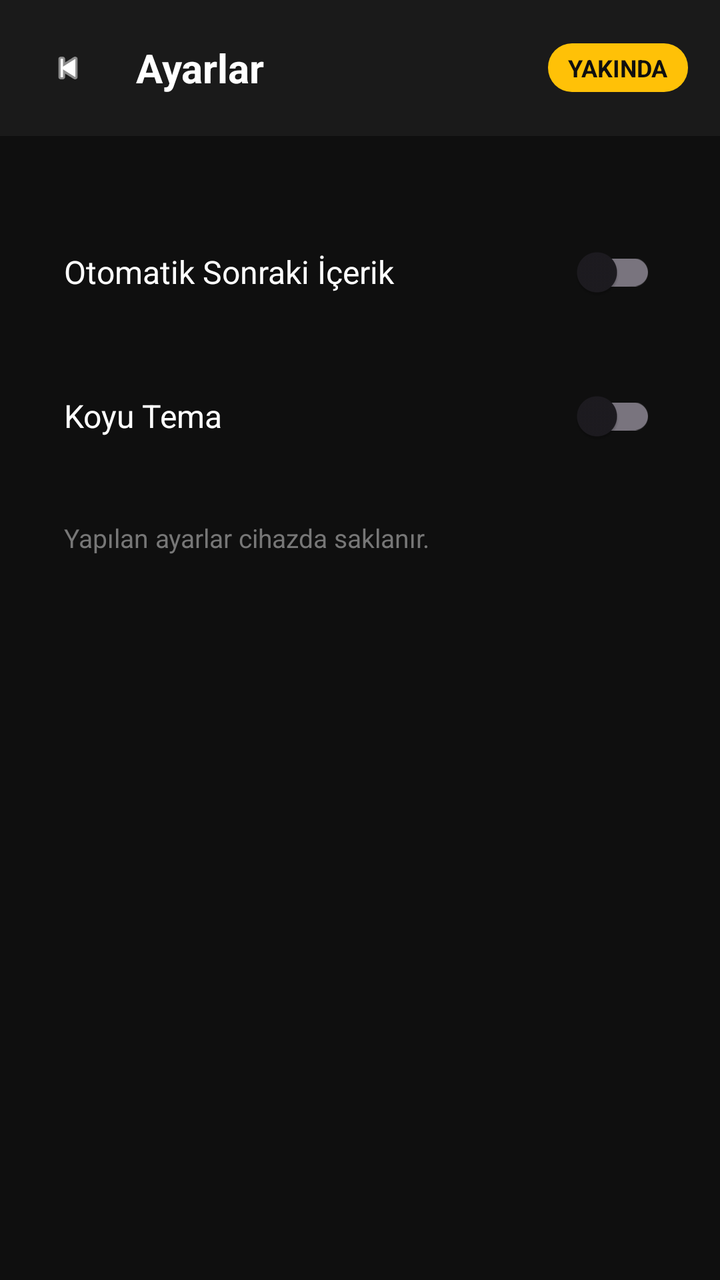
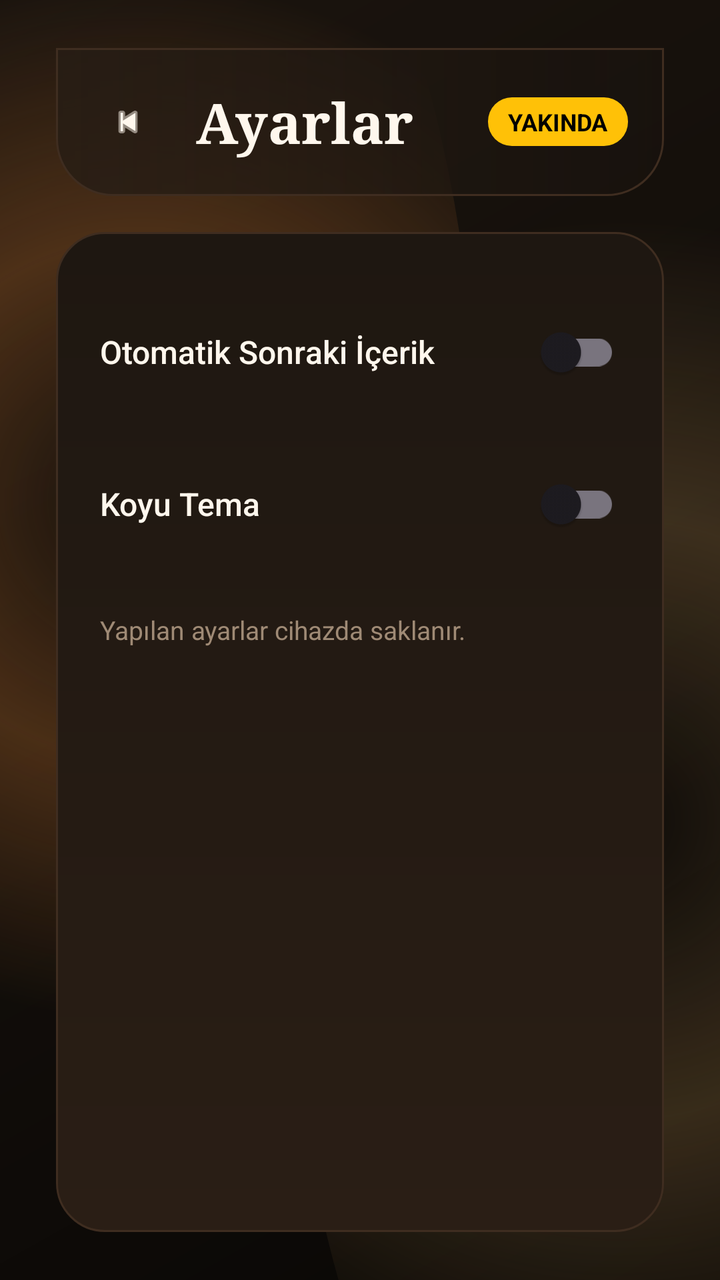

An Android layout rendered at two revisions. The XML below is the earlier revision; the diff shows what the commit changed to produce the second picture.
<!-- AndroidManifest.xml: application theme Theme.UzunsIPTV -->
<!-- res/layout/activity_settings.xml -->
<?xml version="1.0" encoding="utf-8"?>
<androidx.constraintlayout.widget.ConstraintLayout xmlns:android="http://schemas.android.com/apk/res/android"
    xmlns:app="http://schemas.android.com/apk/res-auto"
    android:layout_width="match_parent"
    android:layout_height="match_parent"
    android:background="#0F0F0F">

    <LinearLayout
        android:id="@+id/settingsToolbar"
        android:layout_width="match_parent"
        android:layout_height="wrap_content"
        android:background="#1A1A1A"
        android:gravity="center_vertical"
        android:padding="16dp"
        app:layout_constraintTop_toTopOf="parent">

        <ImageView
            android:id="@+id/btnBack"
            android:layout_width="36dp"
            android:layout_height="36dp"
            android:background="@drawable/bg_universal_selector"
            android:padding="8dp"
            android:src="@android:drawable/ic_media_previous"
            app:tint="#FFFFFF" />

        <TextView
            android:layout_width="0dp"
            android:layout_height="wrap_content"
            android:layout_marginStart="16dp"
            android:layout_weight="1"
            android:text="Ayarlar"
            android:textColor="#FFFFFF"
            android:textSize="20sp"
            android:textStyle="bold" />

        <TextView
            android:id="@+id/tvComingSoon"
            android:layout_width="wrap_content"
            android:layout_height="wrap_content"
            android:layout_marginStart="12dp"
            android:background="@drawable/bg_badge_soon"
            android:paddingHorizontal="10dp"
            android:paddingVertical="4dp"
            android:text="Yakında"
            android:textAllCaps="true"
            android:textColor="#0F0F0F"
            android:textSize="12sp"
            android:textStyle="bold" />
    </LinearLayout>

    <LinearLayout
        android:layout_width="match_parent"
        android:layout_height="0dp"
        android:layout_margin="16dp"
        android:background="@drawable/bg_universal_selector"
        android:orientation="vertical"
        android:padding="16dp"
        app:layout_constraintTop_toBottomOf="@id/settingsToolbar"
        app:layout_constraintBottom_toBottomOf="parent">

        <LinearLayout
            android:id="@+id/rowAutoPlay"
            style="@style/SettingsRow"
            android:paddingBottom="12dp">
            <TextView
                style="@style/SettingsTitle"
                android:text="Otomatik Sonraki İçerik" />
            <com.google.android.material.switchmaterial.SwitchMaterial
                android:id="@+id/switchAutoPlay"
                style="@style/SettingsSwitch" />
        </LinearLayout>

        <LinearLayout
            style="@style/SettingsRow">
            <TextView
                style="@style/SettingsTitle"
                android:text="Koyu Tema" />
            <com.google.android.material.switchmaterial.SwitchMaterial
                android:id="@+id/switchDarkTheme"
                style="@style/SettingsSwitch" />
        </LinearLayout>

        <TextView
            android:id="@+id/tvSettingsInfo"
            android:layout_width="match_parent"
            android:layout_height="wrap_content"
            android:layout_marginTop="16dp"
            android:text="Yapılan ayarlar cihazda saklanır."
            android:textColor="#777777"
            android:textSize="13sp" />
    </LinearLayout>

</androidx.constraintlayout.widget.ConstraintLayout>
<!-- resources referenced by this layout -->
<resources>
  <!-- drawable bg_universal_selector (drawable) -->
  <?xml version="1.0" encoding="utf-8"?>
  <selector xmlns:android="http://schemas.android.com/apk/res/android">
  
      <item android:state_focused="true">
          <shape android:shape="rectangle">
              <solid android:color="#15FFFFFF"/> <stroke android:width="2dp" android:color="#FFFFFF" /> <corners android:radius="12dp" />
          </shape>
      </item>
  
      <item android:state_pressed="true">
          <shape android:shape="rectangle">
              <solid android:color="#00000000"/> <stroke android:width="3dp" android:color="#03DAC5" /> <corners android:radius="12dp" />
          </shape>
      </item>
  
      <item>
          <shape android:shape="rectangle">
              <solid android:color="#00000000"/>
              <stroke android:width="0dp" android:color="#00000000" />
              <corners android:radius="12dp" />
          </shape>
      </item>
  </selector>
  <style name="SettingsRow">
          <item name="android:layout_width">match_parent</item>
          <item name="android:layout_height">wrap_content</item>
          <item name="android:orientation">horizontal</item>
          <item name="android:gravity">center_vertical</item>
          <item name="android:paddingVertical">12dp</item>
      </style>
  <style name="SettingsSwitch">
          <item name="android:layout_width">wrap_content</item>
          <item name="android:layout_height">wrap_content</item>
          <item name="android:showText">false</item>
          <item name="android:trackTint">#3303DAC5</item>
          <item name="android:thumbTint">#03DAC5</item>
          <item name="android:focusable">true</item>
          <item name="android:focusableInTouchMode">true</item>
      </style>
  <style name="SettingsTitle">
          <item name="android:layout_width">0dp</item>
          <item name="android:layout_height">wrap_content</item>
          <item name="android:layout_weight">1</item>
          <item name="android:textColor">#FFFFFF</item>
          <item name="android:textSize">16sp</item>
      </style>
  <style name="Base.Theme.UzunsIPTV" parent="Theme.Material3.DayNight.NoActionBar">
          
          
      </style>
  <!-- unchanged entries left out for length: 2 -->
</resources>

<!-- the commit's change to res/layout/activity_settings.xml (unified diff, before → after) -->
@@ -3,15 +3,18 @@
     xmlns:app="http://schemas.android.com/apk/res-auto"
     android:layout_width="match_parent"
     android:layout_height="match_parent"
-    android:background="#0F0F0F">
+    android:background="@drawable/bg_app_surface">
 
     <LinearLayout
         android:id="@+id/settingsToolbar"
         android:layout_width="match_parent"
         android:layout_height="wrap_content"
-        android:background="#1A1A1A"
+        android:layout_marginStart="28dp"
+        android:layout_marginTop="24dp"
+        android:layout_marginEnd="28dp"
+        android:background="@drawable/bg_toolbar_surface"
         android:gravity="center_vertical"
-        android:padding="16dp"
+        android:padding="18dp"
         app:layout_constraintTop_toTopOf="parent">
 
         <ImageView
@@ -20,8 +23,11 @@
             android:layout_height="36dp"
             android:background="@drawable/bg_universal_selector"
             android:padding="8dp"
+            android:clickable="true"
+            android:focusable="true"
             android:src="@android:drawable/ic_media_previous"
-            app:tint="#FFFFFF" />
+            android:scaleType="centerInside"
+            app:tint="@color/app_text_primary" />
 
         <TextView
             android:layout_width="0dp"
@@ -29,9 +35,10 @@
             android:layout_marginStart="16dp"
             android:layout_weight="1"
             android:text="Ayarlar"
-            android:textColor="#FFFFFF"
-            android:textSize="20sp"
-            android:textStyle="bold" />
+            android:textColor="@color/app_text_primary"
+            android:textSize="28sp"
+            android:textStyle="bold"
+            android:fontFamily="serif" />
 
         <TextView
             android:id="@+id/tvComingSoon"
@@ -43,7 +50,7 @@
             android:paddingVertical="4dp"
             android:text="Yakında"
             android:textAllCaps="true"
-            android:textColor="#0F0F0F"
+            android:textColor="@color/login_button_text"
             android:textSize="12sp"
             android:textStyle="bold" />
     </LinearLayout>
@@ -51,10 +58,13 @@
     <LinearLayout
         android:layout_width="match_parent"
         android:layout_height="0dp"
-        android:layout_margin="16dp"
-        android:background="@drawable/bg_universal_selector"
+        android:layout_marginStart="28dp"
+        android:layout_marginTop="18dp"
+        android:layout_marginEnd="28dp"
+        android:layout_marginBottom="24dp"
+        android:background="@drawable/bg_panel_surface"
         android:orientation="vertical"
-        android:padding="16dp"
+        android:padding="22dp"
         app:layout_constraintTop_toBottomOf="@id/settingsToolbar"
         app:layout_constraintBottom_toBottomOf="parent">
 
@@ -86,7 +96,7 @@
             android:layout_height="wrap_content"
             android:layout_marginTop="16dp"
             android:text="Yapılan ayarlar cihazda saklanır."
-            android:textColor="#777777"
+            android:textColor="@color/app_text_muted"
             android:textSize="13sp" />
     </LinearLayout>
 
<!-- resource entries referenced after the edit -->
@@ -1,26 +1,95 @@
 <!-- resources referenced by this layout -->
 <resources>
+  <color name="app_text_muted">#9F8A75</color>
+  <color name="app_text_primary">#FFF7ED</color>
+  <!-- drawable bg_app_surface (drawable) -->
+  <?xml version="1.0" encoding="utf-8"?>
+  <layer-list xmlns:android="http://schemas.android.com/apk/res/android">
+      <item>
+          <shape android:shape="rectangle">
+              <gradient
+                  android:angle="315"
+                  android:startColor="@color/app_bg_secondary"
+                  android:centerColor="@color/app_bg"
+                  android:endColor="#090705" />
+          </shape>
+      </item>
+      <item android:top="-140dp" android:left="-100dp" android:right="120dp">
+          <shape android:shape="oval">
+              <gradient
+                  android:type="radial"
+                  android:gradientRadius="260dp"
+                  android:centerColor="#55B66A2C"
+                  android:endColor="#00120E0A" />
+          </shape>
+      </item>
+      <item android:bottom="-180dp" android:right="-120dp" android:left="140dp">
+          <shape android:shape="oval">
+              <gradient
+                  android:type="radial"
+                  android:gradientRadius="300dp"
+                  android:centerColor="#33E7B267"
+                  android:endColor="#00120E0A" />
+          </shape>
+      </item>
+  </layer-list>
+  <!-- drawable bg_panel_surface (drawable) -->
+  <?xml version="1.0" encoding="utf-8"?>
+  <shape xmlns:android="http://schemas.android.com/apk/res/android" android:shape="rectangle">
+      <gradient
+          android:angle="90"
+          android:startColor="@color/app_panel_strong"
+          android:endColor="@color/app_panel" />
+      <corners android:radius="24dp" />
+      <stroke android:width="1dp" android:color="@color/app_stroke" />
+  </shape>
+  <!-- drawable bg_toolbar_surface (drawable) -->
+  <?xml version="1.0" encoding="utf-8"?>
+  <shape xmlns:android="http://schemas.android.com/apk/res/android" android:shape="rectangle">
+      <gradient
+          android:angle="0"
+          android:startColor="#D1261C14"
+          android:endColor="#A018120D" />
+      <corners android:bottomLeftRadius="28dp" android:bottomRightRadius="28dp" />
+      <stroke android:width="1dp" android:color="@color/app_stroke" />
+  </shape>
   <!-- drawable bg_universal_selector (drawable) -->
   <?xml version="1.0" encoding="utf-8"?>
   <selector xmlns:android="http://schemas.android.com/apk/res/android">
   
       <item android:state_focused="true">
-          <shape android:shape="rectangle">
-              <solid android:color="#15FFFFFF"/> <stroke android:width="2dp" android:color="#FFFFFF" /> <corners android:radius="12dp" />
-          </shape>
+          <inset
+              android:insetLeft="1dp"
+              android:insetTop="1dp"
+              android:insetRight="1dp"
+              android:insetBottom="1dp">
+              <shape android:shape="rectangle">
+                  <solid android:color="#332A1E15"/>
+                  <stroke android:width="2dp" android:color="@color/app_focus" />
+                  <corners android:radius="24dp" />
+              </shape>
+          </inset>
       </item>
   
       <item android:state_pressed="true">
-          <shape android:shape="rectangle">
-              <solid android:color="#00000000"/> <stroke android:width="3dp" android:color="#03DAC5" /> <corners android:radius="12dp" />
-          </shape>
+          <inset
+              android:insetLeft="1dp"
+              android:insetTop="1dp"
+              android:insetRight="1dp"
+              android:insetBottom="1dp">
+              <shape android:shape="rectangle">
+                  <solid android:color="#332A1E15"/>
+                  <stroke android:width="2dp" android:color="@color/app_accent" />
+                  <corners android:radius="24dp" />
+              </shape>
+          </inset>
       </item>
   
       <item>
           <shape android:shape="rectangle">
               <solid android:color="#00000000"/>
               <stroke android:width="0dp" android:color="#00000000" />
-              <corners android:radius="12dp" />
+              <corners android:radius="24dp" />
           </shape>
       </item>
   </selector>
@@ -29,14 +98,14 @@
           <item name="android:layout_height">wrap_content</item>
           <item name="android:orientation">horizontal</item>
           <item name="android:gravity">center_vertical</item>
-          <item name="android:paddingVertical">12dp</item>
+          <item name="android:paddingVertical">14dp</item>
       </style>
   <style name="SettingsSwitch">
           <item name="android:layout_width">wrap_content</item>
           <item name="android:layout_height">wrap_content</item>
           <item name="android:showText">false</item>
-          <item name="android:trackTint">#3303DAC5</item>
-          <item name="android:thumbTint">#03DAC5</item>
+          <item name="android:trackTint">@color/app_panel_strong</item>
+          <item name="android:thumbTint">@color/app_accent</item>
           <item name="android:focusable">true</item>
           <item name="android:focusableInTouchMode">true</item>
       </style>
@@ -44,13 +113,38 @@
           <item name="android:layout_width">0dp</item>
           <item name="android:layout_height">wrap_content</item>
           <item name="android:layout_weight">1</item>
-          <item name="android:textColor">#FFFFFF</item>
+          <item name="android:textColor">@color/app_text_primary</item>
           <item name="android:textSize">16sp</item>
+          <item name="android:fontFamily">sans-serif-medium</item>
       </style>
+  <color name="app_bg_secondary">#1B140E</color>
+  <color name="app_bg">#120E0A</color>
+  <color name="app_panel_strong">#2A1E15</color>
+  <color name="app_panel">#1E1711</color>
+  <color name="app_stroke">#3F2D20</color>
+  <color name="app_focus">#FFF2D8</color>
+  <color name="app_accent">#E7B267</color>
   <style name="Base.Theme.UzunsIPTV" parent="Theme.Material3.DayNight.NoActionBar">
-          
-          
+          <item name="colorPrimary">@color/app_accent</item>
+          <item name="colorOnPrimary">@color/login_button_text</item>
+          <item name="colorSecondary">@color/app_accent_deep</item>
+          <item name="colorOnSecondary">@color/app_text_primary</item>
+          <item name="android:windowBackground">@color/app_bg</item>
+          <item name="android:statusBarColor">@android:color/transparent</item>
+          <item name="android:navigationBarColor">@color/app_bg</item>
+          <item name="android:windowLightStatusBar">false</item>
+          <item name="android:textColorPrimary">@color/app_text_primary</item>
+          <item name="android:textColorSecondary">@color/app_text_secondary</item>
+          <item name="materialCardViewStyle">@style/Uzuns.Card</item>
       </style>
+  <color name="app_accent_deep">#B66A2C</color>
+  <color name="app_text_secondary">#D9C7B4</color>
+  <style name="Uzuns.Card" parent="Widget.Material3.CardView.Elevated">
+          <item name="cardBackgroundColor">@color/app_card</item>
+          <item name="cardCornerRadius">24dp</item>
+          <item name="cardElevation">0dp</item>
+      </style>
+  <color name="app_card">#251B13</color>
   <!-- unchanged entries left out for length: 2 -->
 </resources>
 
